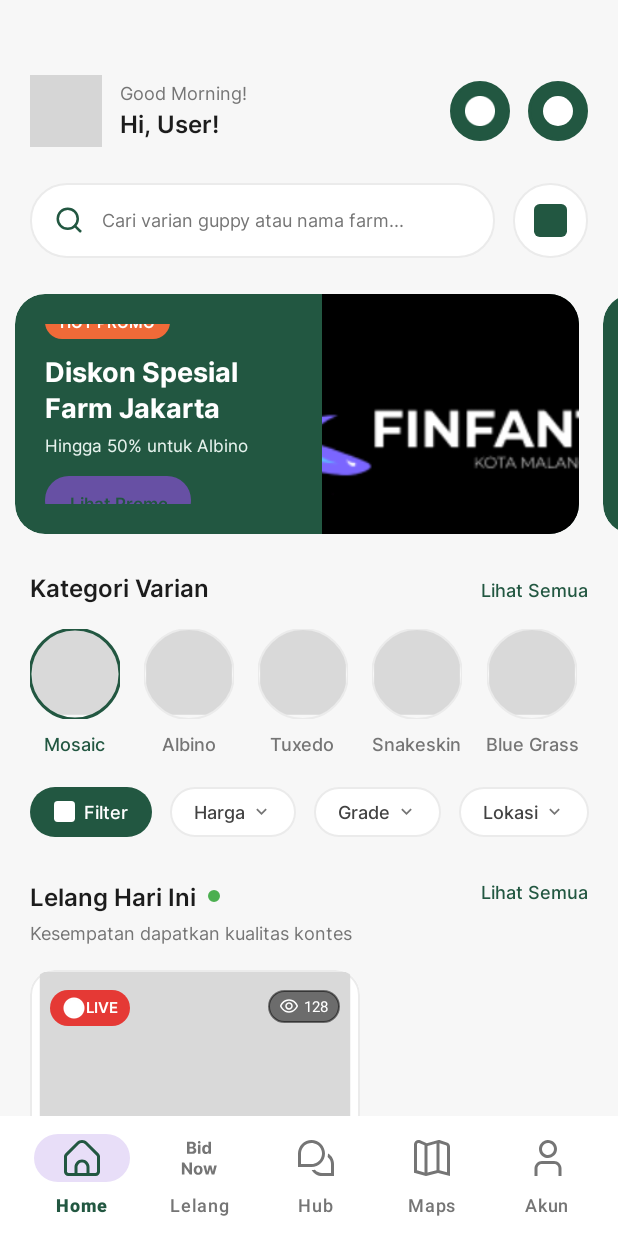
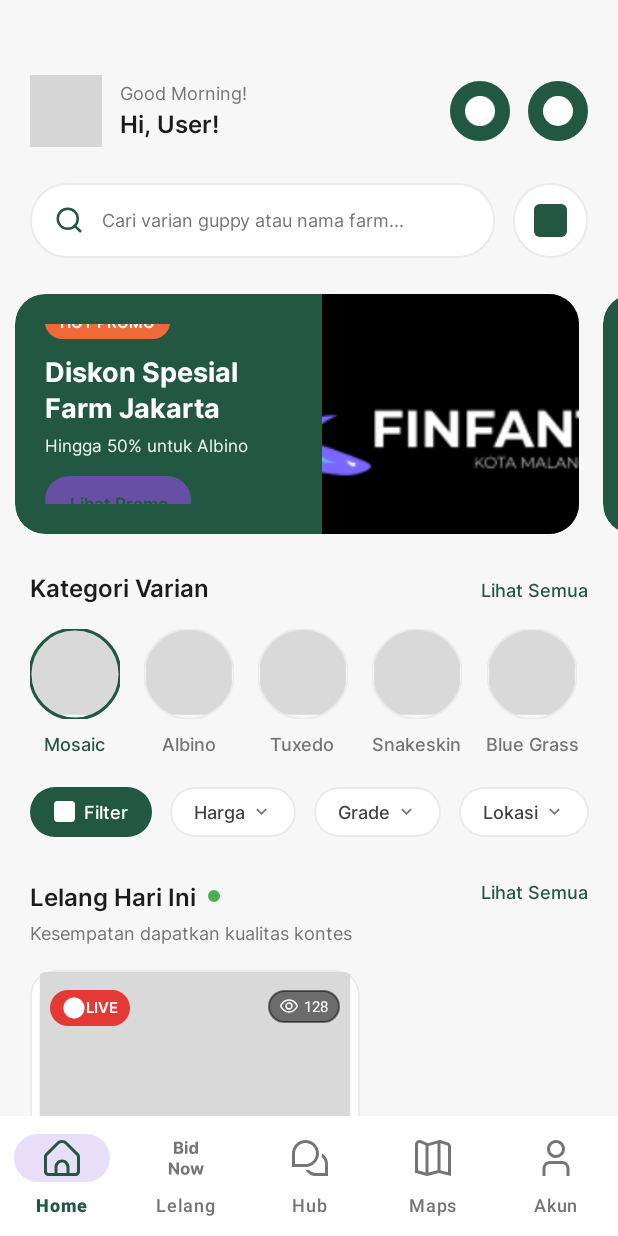
Before and after one commit to Marcelloaja/GuppyMarketIDN, an Android app: the screen it shows after launch once a user with an empty profile is signed in (MainActivity), on a phone screen of 412 x 824 dp. Run offline under Robolectric (Android 15) with nearby library versions, the phone set to English and light mode, and no system bars; our stand-ins replace Firebase (no records; nobody signed in at launch, a user with empty details on screens opened directly); grey boxes are pictures that could not be loaded.

Commit message:
Fix BottomNavigationView layout by removing BottomAppBar wrapper and setting intent selection state

```diff
--- a/app/src/main/res/layout/activity_main.xml
+++ b/app/src/main/res/layout/activity_main.xml
@@ -1,36 +1,32 @@
 <?xml version="1.0" encoding="utf-8"?>
-<androidx.coordinatorlayout.widget.CoordinatorLayout
+<RelativeLayout
     xmlns:android="http://schemas.android.com/apk/res/android"
     xmlns:app="http://schemas.android.com/apk/res-auto"
     xmlns:tools="http://schemas.android.com/tools"
     android:id="@+id/main"
     android:layout_width="match_parent"
     android:layout_height="match_parent"
+    android:background="@color/white"
     tools:context=".MainActivity">
 
     <FrameLayout
         android:id="@+id/navhost"
         android:layout_width="match_parent"
-        android:layout_height="match_parent"/>
+        android:layout_height="match_parent"
+        android:layout_above="@id/nav_view"/>
 
-    <com.google.android.material.bottomappbar.BottomAppBar
-        android:id="@+id/nav"
-        android:layout_width="match_parent"
-        android:layout_height="wrap_content"
-        android:layout_gravity="bottom"
-        android:backgroundTint="@color/white"
-        app:fabCradleRoundedCornerRadius="20dp"
-        app:fabCradleVerticalOffset="0dp"
-        app:fabAlignmentMode="center">
     <com.google.android.material.bottomnavigation.BottomNavigationView
         android:id="@+id/nav_view"
         android:layout_width="match_parent"
         android:layout_height="wrap_content"
+        android:layout_alignParentBottom="true"
+        android:background="@color/white"
+        android:elevation="12dp"
+        app:elevation="12dp"
         app:menu="@menu/menu"
-            android:layout_gravity="bottom"
         app:itemIconTint="@color/bottom_nav_color"
         app:itemTextColor="@color/bottom_nav_color"
-            android:background="@color/white"
+        app:itemRippleColor="@color/guppy_primary_light"
         app:labelVisibilityMode="labeled"/>
-    </com.google.android.material.bottomappbar.BottomAppBar>
-</androidx.coordinatorlayout.widget.CoordinatorLayout>
+
+</RelativeLayout>
```
Also changed, not shown: app/src/main/java/com/stiki/marcelloilham/guppymarketidn/MainActivity.kt (+20 -6 lines). Lines whose indentation alone changed are shown as unchanged.
